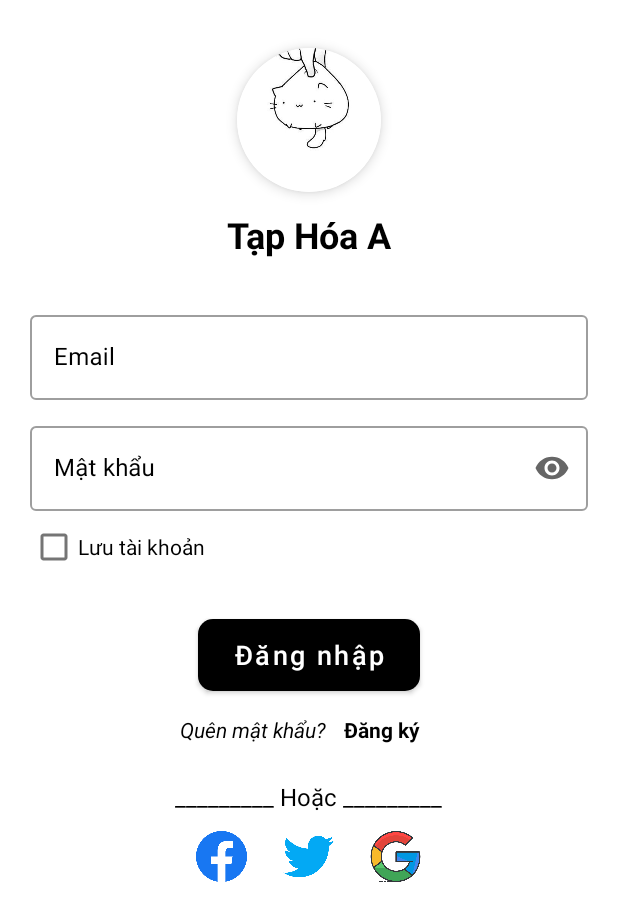
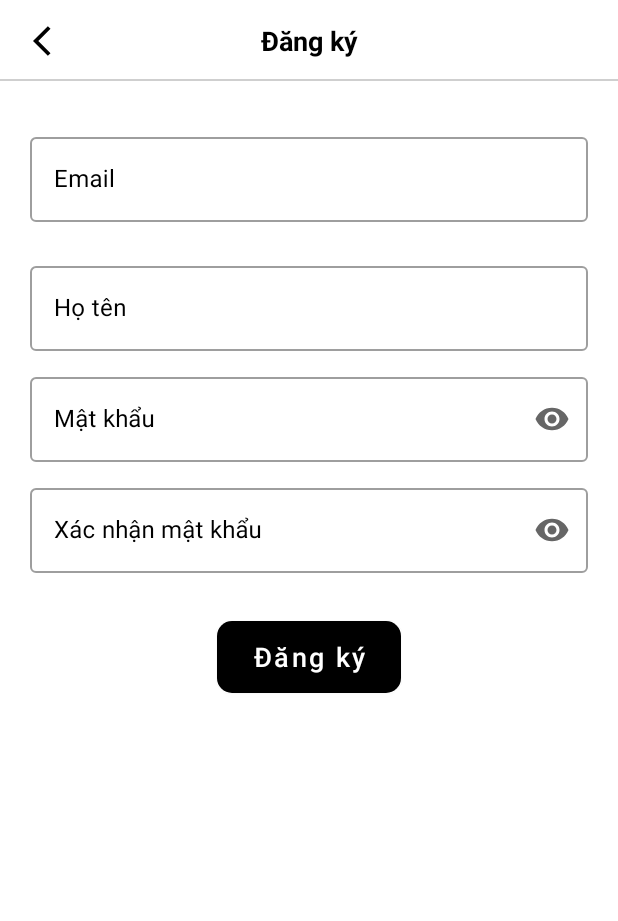
Before and after one commit to hi-uta27/QuanLyTapHoa, an Android app: the screen it shows after launch (LoginActivity before the commit, RegisterActivity after it), after a tap on "Đăng ký", on a phone screen of 412 x 824 dp. Shown: the top 921 px of the screen. Run offline under Robolectric (Android 15) with nearby library versions, the phone set to English and light mode, and no system bars; our stand-ins replace Firebase (no records; nobody signed in at launch, a user with empty details on screens opened directly).

Commit message:
design register with xml

```diff
--- a/QuanLyTapHoa/app/src/main/AndroidManifest.xml
+++ b/QuanLyTapHoa/app/src/main/AndroidManifest.xml
@@ -13,6 +13,13 @@
         android:theme="@style/Theme.QuanLyTapHoa"
         tools:targetApi="31">
         <activity
+            android:name=".activities.register.presentations.RegisterActivity"
+            android:exported="false">
+            <meta-data
+                android:name="android.app.lib_name"
+                android:value="" />
+        </activity>
+        <activity
             android:name=".activities.login.presentations.LoginActivity"
             android:exported="true">
             <intent-filter>
@@ -20,11 +27,11 @@
 
                 <category android:name="android.intent.category.LAUNCHER" />
             </intent-filter>
+
             <meta-data
                 android:name="android.app.lib_name"
                 android:value="" />
         </activity>
-
         <activity
             android:name=".MainActivity"
             android:exported="true">
@@ -33,4 +40,5 @@
                 android:value="" />
         </activity>
     </application>
+
 </manifest>
--- a/QuanLyTapHoa/app/src/main/java/com/tavanhieu/quanlytaphoa/activities/login/presentations/LoginActivity.kt
+++ b/QuanLyTapHoa/app/src/main/java/com/tavanhieu/quanlytaphoa/activities/login/presentations/LoginActivity.kt
@@ -15,6 +15,7 @@ import com.tavanhieu.quanlytaphoa.R
 import com.tavanhieu.quanlytaphoa.commons.base.BaseActivity
 import com.tavanhieu.quanlytaphoa.activities.login.domain.infra.AuthenticationUseCaseImpl
 import com.tavanhieu.quanlytaphoa.activities.login.domain.use_case.AuthenticationUseCase
+import com.tavanhieu.quanlytaphoa.activities.register.presentations.RegisterActivity
 import com.tavanhieu.quanlytaphoa.commons.base.showErrorDialog
 import com.tavanhieu.quanlytaphoa.data_network_layer.FirebaseNetworkLayer
 
@@ -68,7 +69,7 @@ class LoginActivity : BaseActivity() {
         loginButton.setOnClickListener { handleLogin() }
         rememberAccountCheckBox.setOnClickListener { saveAccountLogin() }
         registerTextView.setOnClickListener {
-            // TODO: open register activity
+            startActivity(Intent(this, RegisterActivity::class.java))
         }
     }
 
--- /dev/null
+++ b/QuanLyTapHoa/app/src/main/java/com/tavanhieu/quanlytaphoa/activities/register/presentations/RegisterActivity.kt
@@ -0,0 +1,12 @@
+package com.tavanhieu.quanlytaphoa.activities.register.presentations
+
+import androidx.appcompat.app.AppCompatActivity
+import android.os.Bundle
+import com.tavanhieu.quanlytaphoa.R
+
+class RegisterActivity : AppCompatActivity() {
+    override fun onCreate(savedInstanceState: Bundle?) {
+        super.onCreate(savedInstanceState)
+        setContentView(R.layout.activity_register)
+    }
+}
--- /dev/null
+++ b/QuanLyTapHoa/app/src/main/res/drawable/ic_back.xml
@@ -0,0 +1,5 @@
+<vector android:autoMirrored="true" android:height="24dp"
+    android:tint="#000000" android:viewportHeight="24"
+    android:viewportWidth="24" android:width="24dp" xmlns:android="http://schemas.android.com/apk/res/android">
+    <path android:fillColor="@android:color/white" android:pathData="M11.67,3.87L9.9,2.1 0,12l9.9,9.9 1.77,-1.77L3.54,12z"/>
+</vector>
--- /dev/null
+++ b/QuanLyTapHoa/app/src/main/res/layout/activity_register.xml
@@ -0,0 +1,154 @@
+<?xml version="1.0" encoding="utf-8"?>
+<androidx.constraintlayout.widget.ConstraintLayout xmlns:android="http://schemas.android.com/apk/res/android"
+    xmlns:app="http://schemas.android.com/apk/res-auto"
+    xmlns:tools="http://schemas.android.com/tools"
+    android:layout_width="match_parent"
+    android:layout_height="match_parent"
+    android:focusable="true"
+    android:focusableInTouchMode="true"
+    tools:context=".activities.register.presentations.RegisterActivity">
+
+    <RelativeLayout
+        android:id="@+id/navigationBar"
+        android:layout_width="0dp"
+        android:layout_height="54dp"
+        android:gravity="center_vertical"
+        app:layout_constraintEnd_toEndOf="parent"
+        app:layout_constraintStart_toStartOf="parent"
+        app:layout_constraintTop_toTopOf="parent">
+
+        <ImageView
+            android:id="@+id/imageBack"
+            android:layout_width="44dp"
+            android:layout_height="0dp"
+            android:layout_alignParentStart="true"
+            android:layout_alignParentTop="true"
+            android:layout_alignParentBottom="true"
+            android:layout_marginStart="12dp"
+            android:contentDescription="@string/back"
+            android:scaleType="center"
+            android:src="@drawable/ic_back" />
+
+        <TextView
+            android:layout_width="0dp"
+            android:layout_height="match_parent"
+            android:layout_alignParentStart="true"
+            android:layout_alignParentTop="true"
+            android:layout_alignParentEnd="true"
+            android:gravity="center"
+            android:text="@string/register"
+            android:textColor="@color/black"
+            android:textSize="18sp"
+            android:textStyle="bold" />
+
+        <View
+            android:layout_width="0dp"
+            android:layout_height="1dp"
+            android:layout_alignParentStart="true"
+            android:layout_alignParentEnd="true"
+            android:layout_alignParentBottom="true"
+            android:background="@color/light_gray" />
+    </RelativeLayout>
+
+    <RelativeLayout
+        android:layout_width="match_parent"
+        android:layout_height="0dp"
+        android:layout_marginStart="20dp"
+        android:layout_marginTop="32dp"
+        android:layout_marginEnd="20dp"
+        android:layout_marginBottom="20dp"
+        app:layout_constraintBottom_toBottomOf="parent"
+        app:layout_constraintEnd_toEndOf="parent"
+        app:layout_constraintStart_toStartOf="parent"
+        app:layout_constraintTop_toBottomOf="@+id/navigationBar">
+
+        <com.google.android.material.textfield.TextInputLayout
+            android:id="@+id/layout_edt_email"
+            style="@style/Widget.MaterialComponents.TextInputLayout.OutlinedBox"
+            android:layout_width="match_parent"
+            android:layout_height="wrap_content"
+            android:hint="@string/email"
+            android:textColorHint="@color/black">
+
+            <com.google.android.material.textfield.TextInputEditText
+                android:id="@+id/edt_email_sign_up"
+                android:layout_width="match_parent"
+                android:layout_height="wrap_content"
+                tools:ignore="TextContrastCheck" />
+        </com.google.android.material.textfield.TextInputLayout>
+
+        <com.google.android.material.textfield.TextInputLayout
+            android:id="@+id/layout_edt_user_name"
+            style="@style/Widget.MaterialComponents.TextInputLayout.OutlinedBox"
+            android:layout_width="match_parent"
+            android:layout_height="wrap_content"
+            android:layout_below="@+id/layout_edt_email"
+            android:layout_marginTop="24dp"
+            android:hint="@string/name"
+            android:textColorHint="@color/black">
+
+            <com.google.android.material.textfield.TextInputEditText
+                android:id="@+id/edt_user_name_sign_up"
+                android:layout_width="match_parent"
+                android:layout_height="wrap_content"
+                android:textColorHint="#757575"
+                tools:ignore="TextContrastCheck" />
+        </com.google.android.material.textfield.TextInputLayout>
+
+        <com.google.android.material.textfield.TextInputLayout
+            android:id="@+id/layout_edt_pass_word"
+            style="@style/Widget.MaterialComponents.TextInputLayout.OutlinedBox"
+            android:layout_width="match_parent"
+            android:layout_height="wrap_content"
+            android:layout_below="@+id/layout_edt_user_name"
+            android:layout_marginTop="12dp"
+            android:hint="@string/password"
+            android:textColorHint="@color/black"
+            app:endIconMode="password_toggle">
+
+            <com.google.android.material.textfield.TextInputEditText
+                android:id="@+id/edt_pass_word_sign_up"
+                android:layout_width="match_parent"
+                android:layout_height="wrap_content"
+                android:inputType="textPassword"
+                android:paddingEnd="36dp"
+                tools:ignore="RtlSymmetry,TextContrastCheck" />
+        </com.google.android.material.textfield.TextInputLayout>
+
+        <com.google.android.material.textfield.TextInputLayout
+            android:id="@+id/layout_edt_pass_word2"
+            style="@style/Widget.MaterialComponents.TextInputLayout.OutlinedBox"
+            android:layout_width="match_parent"
+            android:layout_height="wrap_content"
+            android:layout_below="@+id/layout_edt_pass_word"
+            android:layout_marginTop="12dp"
+            android:hint="@string/confirm_password"
+            android:textColorHint="@color/black"
+            app:endIconMode="password_toggle">
+
+            <com.google.android.material.textfield.TextInputEditText
+                android:id="@+id/edt_pass_word2_sign_up"
+                android:layout_width="match_parent"
+                android:layout_height="wrap_content"
+                android:inputType="textPassword"
+                android:paddingEnd="36dp"
+                android:textColorHint="#757575"
+                tools:ignore="RtlSymmetry,TextContrastCheck" />
+        </com.google.android.material.textfield.TextInputLayout>
+
+        <Button
+            android:id="@+id/btn_sign_up"
+            android:layout_width="wrap_content"
+            android:layout_height="wrap_content"
+            android:layout_below="@+id/layout_edt_pass_word2"
+            android:layout_centerHorizontal="true"
+            android:layout_marginTop="32dp"
+            android:background="@drawable/corner_radius_10"
+            android:paddingStart="24dp"
+            android:paddingEnd="24dp"
+            android:text="@string/register"
+            android:textAllCaps="false"
+            android:textSize="18sp"
+            tools:ignore="DuplicateSpeakableTextCheck" />
+    </RelativeLayout>
+</androidx.constraintlayout.widget.ConstraintLayout>
--- a/QuanLyTapHoa/app/src/main/res/values/colors.xml
+++ b/QuanLyTapHoa/app/src/main/res/values/colors.xml
@@ -7,4 +7,5 @@
     <color name="teal_700">#FF018786</color>
     <color name="black">#FF000000</color>
     <color name="white">#FFFFFFFF</color>
+    <color name="light_gray">#CFCFCF</color>
 </resources>
--- a/QuanLyTapHoa/app/src/main/res/values/strings.xml
+++ b/QuanLyTapHoa/app/src/main/res/values/strings.xml
@@ -11,4 +11,7 @@
     <string name="password">Mật khẩu</string>
     <string name="email">Email</string>
     <string name="logo">Logo</string>
+    <string name="name">Họ tên</string>
+    <string name="confirm_password">Xác nhận mật khẩu</string>
+    <string name="back">Trở Về</string>
 </resources>
```
